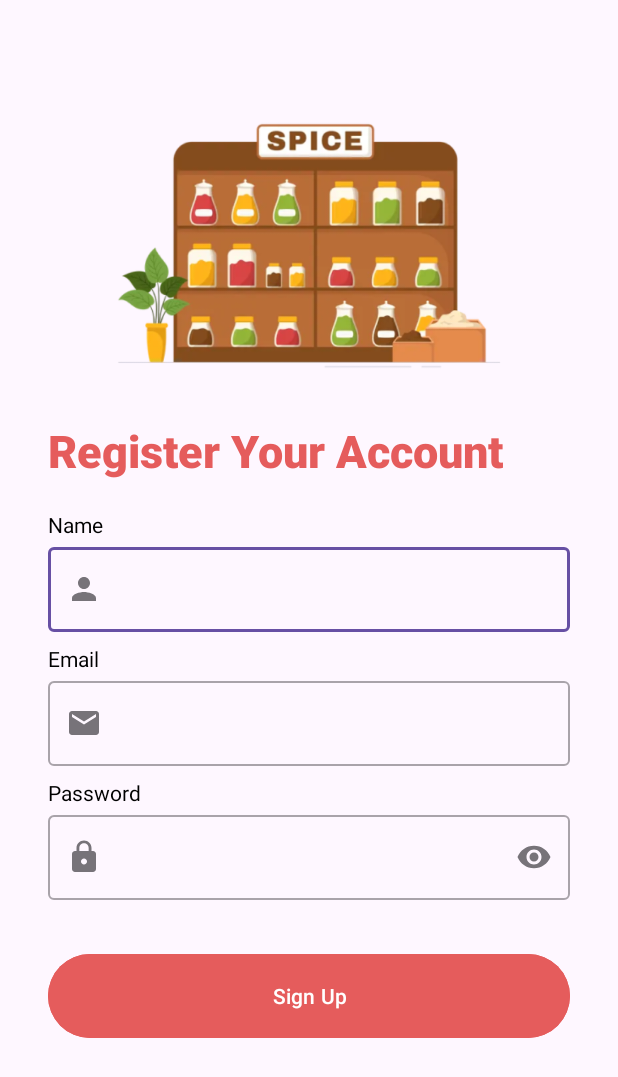
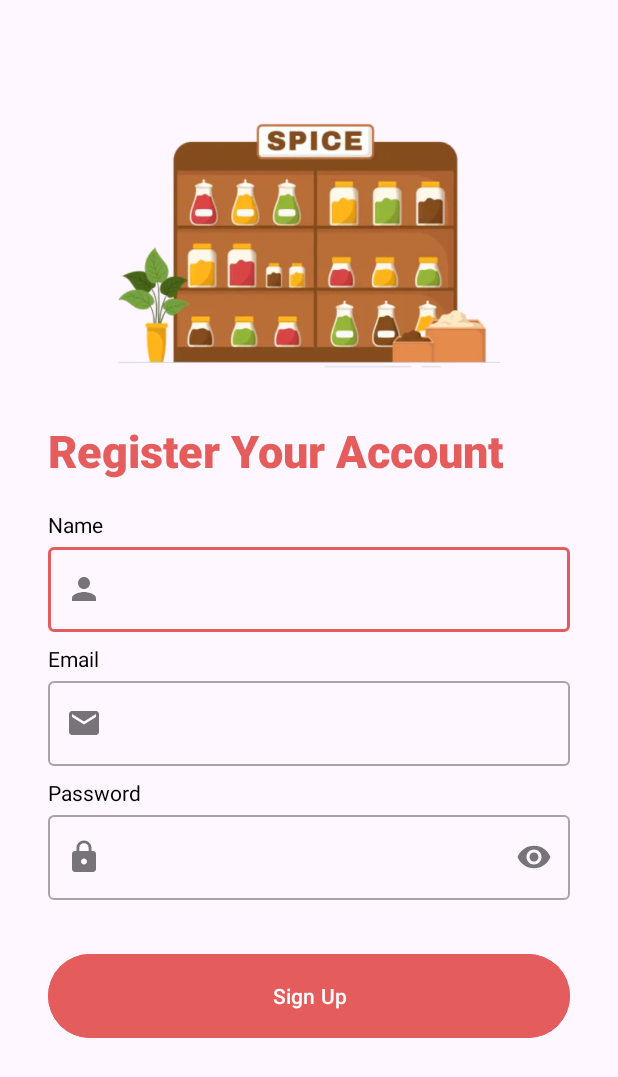
Before and after one commit to RempahPedia/rempahpedia-md, an Android app: the SignupActivity screen opened directly, with no data from a screen before it, on a phone screen of 412 x 824 dp. Shown: the top 1077 px of the screen. Run offline under Robolectric (Android 15) with nearby library versions, the phone set to English and light mode, and no system bars.

Commit message:
feat: auth complete setup

```diff
--- a/app/build.gradle.kts
+++ b/app/build.gradle.kts
@@ -49,4 +49,9 @@ dependencies {
     testImplementation(libs.junit)
     androidTestImplementation(libs.androidx.junit)
     androidTestImplementation(libs.androidx.espresso.core)
+
+    implementation("androidx.datastore:datastore-preferences:1.0.0")
+    implementation("androidx.lifecycle:lifecycle-viewmodel-ktx:2.6.1")
+    implementation("androidx.lifecycle:lifecycle-livedata-ktx:2.6.1")
+    implementation("androidx.activity:activity-ktx:1.7.2")
 }
--- a/app/src/main/AndroidManifest.xml
+++ b/app/src/main/AndroidManifest.xml
@@ -12,6 +12,9 @@
         android:supportsRtl="true"
         android:theme="@style/Theme.RempahPedia"
         tools:targetApi="31">
+        <activity
+            android:name=".ui.OnBoardingActivity"
+            android:exported="false" />
         <activity
             android:name=".ui.auth.LoginActivity"
             android:exported="false" />
--- a/app/src/main/java/com/rempahpedia/rempahpedia/ui/auth/SignupActivity.kt
+++ b/app/src/main/java/com/rempahpedia/rempahpedia/ui/auth/SignupActivity.kt
@@ -1,21 +1,55 @@
 package com.rempahpedia.rempahpedia.ui.auth
 
+import android.content.Intent
+import android.os.Build
 import android.os.Bundle
-import androidx.activity.enableEdgeToEdge
+import android.view.WindowInsets
+import android.view.WindowManager
+import androidx.appcompat.app.AlertDialog
 import androidx.appcompat.app.AppCompatActivity
-import androidx.core.view.ViewCompat
-import androidx.core.view.WindowInsetsCompat
-import com.rempahpedia.rempahpedia.R
+import com.rempahpedia.rempahpedia.databinding.ActivitySignupBinding
 
 class SignupActivity : AppCompatActivity() {
+    private lateinit var binding: ActivitySignupBinding
+
     override fun onCreate(savedInstanceState: Bundle?) {
         super.onCreate(savedInstanceState)
-        enableEdgeToEdge()
-        setContentView(R.layout.activity_signup)
-        ViewCompat.setOnApplyWindowInsetsListener(findViewById(R.id.main)) { v, insets ->
-            val systemBars = insets.getInsets(WindowInsetsCompat.Type.systemBars())
-            v.setPadding(systemBars.left, systemBars.top, systemBars.right, systemBars.bottom)
-            insets
+        binding = ActivitySignupBinding.inflate(layoutInflater)
+        setContentView(binding.root)
+
+        setupView()
+        setupAction()
+    }
+
+    private fun setupView() {
+        @Suppress("DEPRECATION")
+        if (Build.VERSION.SDK_INT >= Build.VERSION_CODES.R) {
+            window.insetsController?.hide(WindowInsets.Type.statusBars())
+        } else {
+            window.setFlags(
+                WindowManager.LayoutParams.FLAG_FULLSCREEN,
+                WindowManager.LayoutParams.FLAG_FULLSCREEN
+            )
+        }
+        supportActionBar?.hide()
+    }
+
+    private fun setupAction() {
+        binding.signupButton.setOnClickListener {
+            // ini nantin nunggu API baru dipake
+            // val email = binding.emailEditText.text.toString()
+
+            AlertDialog.Builder(this).apply {
+                setTitle("Success")
+                setMessage("Your account has been created")
+                setPositiveButton("Login") { _, _ ->
+                    val intent = Intent(this@SignupActivity, LoginActivity::class.java)
+                    startActivity(intent)
+                    finish()
+                }
+                create()
+                show()
+            }
         }
     }
 }
--- a/app/src/main/res/layout/activity_signup.xml
+++ b/app/src/main/res/layout/activity_signup.xml
@@ -15,7 +15,8 @@
         app:layout_constraintEnd_toEndOf="parent"
         app:layout_constraintStart_toStartOf="parent"
         app:layout_constraintTop_toTopOf="parent"
-        app:srcCompat="@drawable/img_signup" />
+        app:srcCompat="@drawable/img_signup"
+        android:contentDescription="@string/signup_img_desc" />
 
     <TextView
         android:id="@+id/registerMsg"
@@ -23,7 +24,7 @@
         android:layout_height="52dp"
         android:layout_marginTop="16dp"
         android:fontFamily="sans-serif-black"
-        android:text="Register Your Account"
+        android:text="@string/signup_msg"
         android:textColor="@color/red_main"
         android:textSize="30sp"
         android:textStyle="bold"
@@ -38,7 +39,7 @@
         android:layout_height="wrap_content"
         android:layout_marginStart="32dp"
         android:layout_marginTop="8dp"
-        android:text="Name"
+        android:text="@string/name"
         android:textColor="@color/black"
         app:layout_constraintStart_toStartOf="parent"
         app:layout_constraintTop_toBottomOf="@id/registerMsg"
@@ -71,7 +72,7 @@
         android:layout_height="wrap_content"
         android:layout_marginStart="32dp"
         android:layout_marginTop="8dp"
-        android:text="Email"
+        android:text="@string/email"
         android:textColor="@color/black"
         app:layout_constraintStart_toStartOf="parent"
         app:layout_constraintTop_toBottomOf="@id/nameEditTextLayout"
@@ -104,7 +105,7 @@
         android:layout_height="wrap_content"
         android:layout_marginStart="32dp"
         android:layout_marginTop="8dp"
-        android:text="Password"
+        android:text="@string/password"
         android:textColor="@color/black"
         app:layout_constraintStart_toStartOf="parent"
         app:layout_constraintTop_toBottomOf="@+id/emailEditTextLayout"
@@ -140,7 +141,7 @@
         android:layout_marginTop="32dp"
         android:layout_marginEnd="32dp"
         android:backgroundTint="@color/red_main"
-        android:text="Sign Up"
+        android:text="@string/sign_up"
         app:layout_constraintEnd_toEndOf="parent"
         app:layout_constraintStart_toStartOf="parent"
         app:layout_constraintTop_toBottomOf="@+id/passwordEditTextLayout"
--- a/app/src/main/res/values/strings.xml
+++ b/app/src/main/res/values/strings.xml
@@ -1,3 +1,16 @@
 <resources>
     <string name="app_name">RempahPedia</string>
+    <string name="onboard_title_desc">Image title for the onboarding page</string>
+    <string name="onboard_msg">Join us on our greatest discovery of spices!</string>
+    <string name="onboard_img_desc">Spices image for the onboarding page</string>
+    <string name="login">Login</string>
+    <string name="sign_up">Sign Up</string>
+    <string name="email">Email</string>
+    <string name="password">Password</string>
+    <string name="login_msg">Ready to Spice up some Spices?</string>
+    <string name="login_img_desc">Image asset for the login page</string>
+    <string name="signup_img_desc">image asset for the sign up page</string>
+    <string name="signup_msg">Register Your Account</string>
+    <string name="name">Name</string>
+    <string name="logout">Logout</string>
 </resources>
--- a/app/src/main/res/values/themes.xml
+++ b/app/src/main/res/values/themes.xml
@@ -3,6 +3,7 @@
     <style name="Base.Theme.RempahPedia" parent="Theme.Material3.DayNight.NoActionBar">
         <!-- Customize your light theme here. -->
         <!-- <item name="colorPrimary">@color/my_light_primary</item> -->
+        <item name="colorPrimary">@color/red_main</item>
     </style>
 
     <style name="Theme.RempahPedia" parent="Base.Theme.RempahPedia" />
```
Also changed, not shown: app/src/main/java/com/rempahpedia/rempahpedia/data/UserRepository.kt (added, +33 -0 lines), app/src/main/java/com/rempahpedia/rempahpedia/data/pref/UserModel.kt (added, +7 -0 lines), app/src/main/java/com/rempahpedia/rempahpedia/data/pref/UserPreference.kt (added, +57 -0 lines), app/src/main/java/com/rempahpedia/rempahpedia/di/Injection.kt (added, +13 -0 lines), app/src/main/java/com/rempahpedia/rempahpedia/ui/MainActivity.kt (+18 -2 lines), app/src/main/java/com/rempahpedia/rempahpedia/ui/OnBoardingActivity.kt (+11 -0 lines), app/src/main/java/com/rempahpedia/rempahpedia/ui/auth/AuthViewModel.kt (added, +21 -0 lines), app/src/main/java/com/rempahpedia/rempahpedia/ui/auth/AuthViewModelVactory.kt (added, +37 -0 lines), app/src/main/java/com/rempahpedia/rempahpedia/ui/auth/LoginActivity.kt (+50 -10 lines), app/src/main/java/com/rempahpedia/rempahpedia/ui/auth/LoginViewModel.kt (added, +15 -0 lines), app/src/main/res/layout/activity_login.xml (+6 -6 lines), app/src/main/res/layout/activity_main.xml (+13 -0 lines), app/src/main/res/layout/activity_on_boarding.xml (+11 -11 lines).
